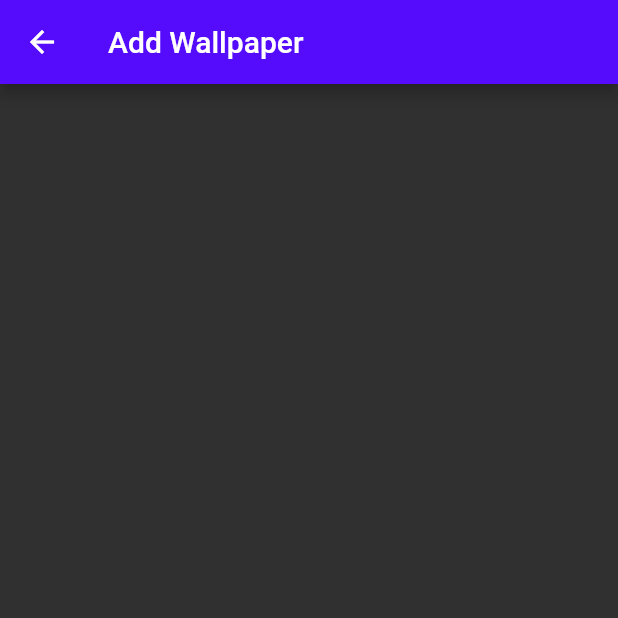
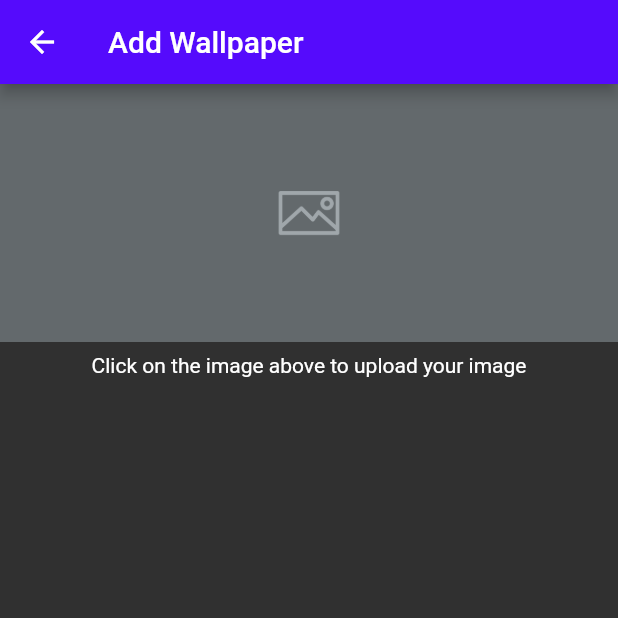
Before and after one commit to hasibullah1811/viewnotion, a Flutter app: the AddWallpaperScreen screen opened directly, on a phone screen of 412 x 824 dp, the top half of it. Run offline on Flutter 3.47's test engine with Material 2 defaults, Android fonts, the phone set to English and light mode, and no system bars; our stand-ins replace cached_network_image, cloud_firestore, firebase_auth, google_sign_in, image_picker; accounts and stored records are empty; network calls fail.

Commit message:
Image Picker from Gallery Added

```diff
--- a/lib/screen/add_wallpaper_screen.dart
+++ b/lib/screen/add_wallpaper_screen.dart
@@ -1,4 +1,7 @@
+import 'dart:io';
+
 import 'package:flutter/material.dart';
+import 'package:image_picker/image_picker.dart';
 
 class AddWallpaperScreen extends StatefulWidget {
   @override
@@ -6,12 +9,46 @@ class AddWallpaperScreen extends StatefulWidget {
 }
 
 class _AddWallpaperScreenState extends State<AddWallpaperScreen> {
+  File _image;
+
   @override
   Widget build(BuildContext context) {
     return Scaffold(
       appBar: AppBar(
         title: Text('Add Wallpaper'),
       ),
+      body: SingleChildScrollView(
+        child: Container(
+          width: MediaQuery.of(context).size.width,
+          child: Column(
+            children: <Widget>[
+              InkWell(
+                onTap: () {
+                  // Function to upload the image
+                  _loadImage();
+                },
+                child: _image != null
+                    ? Image.file(_image)
+                    : Image(
+                        image: AssetImage(
+                            'assets/images/placeholder-upload-img.png'),
+                      ),
+              ),
+              Padding(
+                padding: const EdgeInsets.all(8.0),
+                child: Text("Click on the image above to upload your image"),
+              ),
+            ],
+          ),
+        ),
+      ),
     );
   }
+
+  void _loadImage() async {
+    var image = await ImagePicker.pickImage(source: ImageSource.gallery);
+    setState(() {
+      _image = image;
+    });
+  }
 }
```
Also changed, not shown: assets/images/placeholder-upload-img.png (added).
